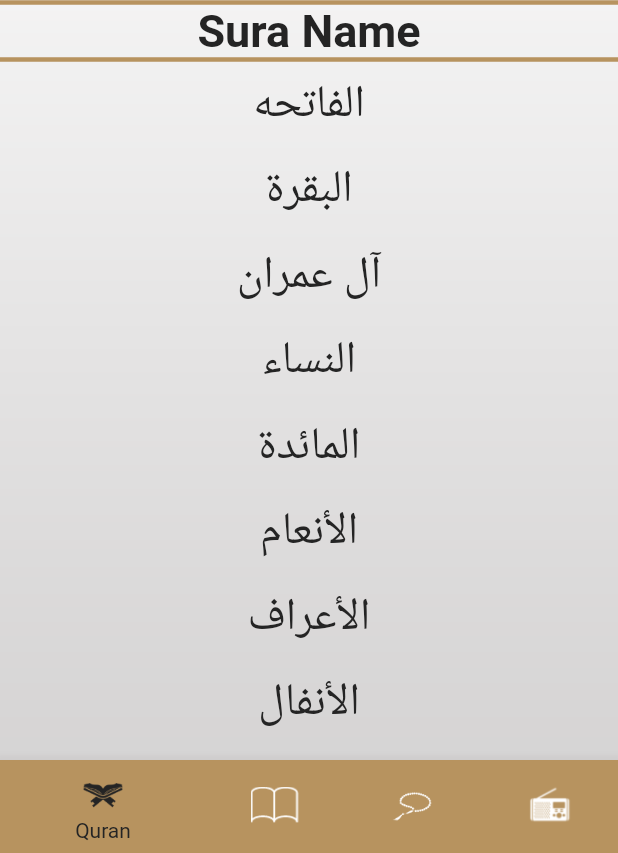
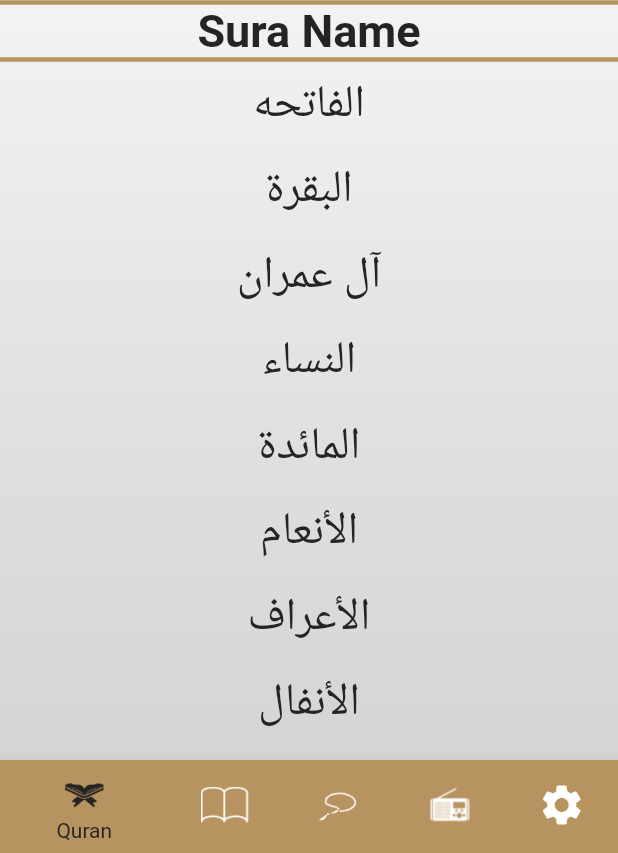
Before and after one commit to youssefmohamed192/islami_project, a Flutter app: the screen it shows after launch, on a phone screen of 412 x 824 dp, the part 383-1236 px from its top. Run offline on Flutter 3.47's test engine with Material 2 defaults, Android fonts, the phone set to English and light mode, and no system bars.

Commit message:
added Setting tab

```diff
--- /dev/null
+++ b/l10n.yaml
@@ -0,0 +1,3 @@
+arb-dir: lib/l10n
+template-arb-file: app_en.arb
+output-localization-file: app_localizations.dart
--- /dev/null
+++ b/lib/l10n/app_english.arb
@@ -0,0 +1,3 @@
+{
+"":""
+}
--- a/lib/main.dart
+++ b/lib/main.dart
@@ -1,4 +1,5 @@
 import 'package:flutter/material.dart';
+import 'package:flutter_localizations/flutter_localizations.dart';
 import 'package:islami_project/ui/screens/details_screen/details_screen.dart';
 import 'package:islami_project/ui/screens/home/home_screen.dart';
 
@@ -10,6 +11,16 @@ class MyApp extends StatelessWidget {
   @override
   Widget build(BuildContext context) {
     return MaterialApp(
+      localizationsDelegates: [
+        GlobalMaterialLocalizations.delegate,
+        GlobalWidgetsLocalizations.delegate,
+        GlobalCupertinoLocalizations.delegate,
+      ],
+      supportedLocales: [
+        Locale('en'), // English
+        Locale('ar'), // Arabic
+      ],
+      locale: Locale("en"),
       routes: {
         HomeScreen.routeName: (_) => HomeScreen(),
         DetailsScreen.routeName: (_) => DetailsScreen()
--- a/lib/ui/screens/details_screen/details_screen.dart
+++ b/lib/ui/screens/details_screen/details_screen.dart
@@ -47,7 +47,6 @@ class _DetailsScreenState extends State<DetailsScreen> {
         ),
       ),
     );
-    ;
   }
 
   void readFile() async {
--- a/lib/ui/screens/home/home_screen.dart
+++ b/lib/ui/screens/home/home_screen.dart
@@ -3,12 +3,15 @@ import 'package:islami_project/ui/screens/home/tabs/ahadeth_tab/ahadeth_tab.dart
 import 'package:islami_project/ui/screens/home/tabs/quran_tab/quran_tab.dart';
 import 'package:islami_project/ui/screens/home/tabs/radio_tab/radio_tab.dart';
 import 'package:islami_project/ui/screens/home/tabs/sebha_tab/sebha_Tab.dart';
+import 'package:islami_project/ui/screens/home/tabs/settings_tab/settings_tab.dart';
 import 'package:islami_project/utils/app_assets.dart';
 import 'package:islami_project/utils/app_colors.dart';
-import '../../../utils/app_theme.dart';
+import 'package:islami_project/utils/app_theme.dart';
 
 class HomeScreen extends StatefulWidget {
   static const String routeName = "Home";
+
+  const HomeScreen({super.key});
 
   @override
   State<HomeScreen> createState() => _HomeScreenState();
@@ -16,7 +19,13 @@ class HomeScreen extends StatefulWidget {
 
 class _HomeScreenState extends State<HomeScreen> {
   int tabIndex = 0;
-  List<Widget> tabs = [QuranTab(), AhadethTab(), SebhaTab(), RadioTab()];
+  List<Widget> tabs = [
+    const QuranTab(),
+    AhadethTab(),
+    SebhaTab(),
+    RadioTab(),
+    SettingsTab()
+  ];
 
   @override
   Widget build(BuildContext context) {
@@ -42,7 +51,7 @@ class _HomeScreenState extends State<HomeScreen> {
   Widget buildBottomNavigationBar() => Theme(
         data: ThemeData(canvasColor: AppColors.primary),
         child: BottomNavigationBar(
-          items: [
+          items: const [
             BottomNavigationBarItem(
                 icon: ImageIcon(AssetImage(AppAssets.iconQuran)),
                 label: "Quran"),
@@ -55,6 +64,8 @@ class _HomeScreenState extends State<HomeScreen> {
             BottomNavigationBarItem(
                 icon: ImageIcon(AssetImage(AppAssets.iconRadio)),
                 label: "Radio"),
+            BottomNavigationBarItem(
+                icon: Icon(Icons.settings), label: "Settings")
           ],
           // It's not working in Flutter. (bug)
           // backgroundColor: AppColors.primary,
--- a/lib/ui/screens/home/tabs/ahadeth_tab/ahadeth_tab.dart
+++ b/lib/ui/screens/home/tabs/ahadeth_tab/ahadeth_tab.dart
@@ -4,7 +4,7 @@ import 'package:islami_project/ui/screens/details_screen/details_screen.dart';
 import 'package:islami_project/utils/app_assets.dart';
 import 'package:islami_project/utils/app_colors.dart';
 import 'package:islami_project/utils/app_theme.dart';
-import 'package:islami_project/utils/constants.dart';
+
 
 class AhadethTab extends StatelessWidget {
   List ahadethNames = List.generate(50, (index) {
--- a/lib/utils/app_theme.dart
+++ b/lib/utils/app_theme.dart
@@ -9,4 +9,10 @@ abstract class AppTheme {
       fontSize: 30, fontWeight: FontWeight.w600, color: AppColors.accent);
   static const TextStyle detailsScreenContent =
       TextStyle(fontSize: 24, color: AppColors.accent);
+  static const TextStyle settingsTextStyle =
+      TextStyle(fontSize: 16, fontWeight: FontWeight.bold);
+  static const TextStyle tittleLanguageBottomSheat =
+      TextStyle(fontWeight: FontWeight.bold, fontSize: 24);
+  static const TextStyle selectedLanguage = TextStyle(
+      fontWeight: FontWeight.bold, fontSize: 20, color: AppColors.primary);
 }
--- a/pubspec.yaml
+++ b/pubspec.yaml
@@ -31,6 +31,11 @@ dependencies:
   flutter:
     sdk: flutter
 
+  flutter_localizations:
+    sdk: flutter
+
+  intl: any
+
   flutter_native_splash: ^2.3.2
 
 
@@ -55,6 +60,7 @@ dev_dependencies:
 # The following section is specific to Flutter packages.
 flutter:
 
+  generate: true # Add this line
   # The following line ensures that the Material Icons font is
   # included with your application, so that you can use the icons in
   # the material Icons class.
```
Also changed, not shown: lib/ui/screens/home/tabs/quran_tab/quran_tab.dart (+4 -5 lines), lib/ui/screens/home/tabs/settings_tab/language_bottom_sheet.dart (added, +39 -0 lines), lib/ui/screens/home/tabs/settings_tab/settings_tab.dart (added, +72 -0 lines), lib/l10n/app_arabic.arb (added), pubspec.lock.
